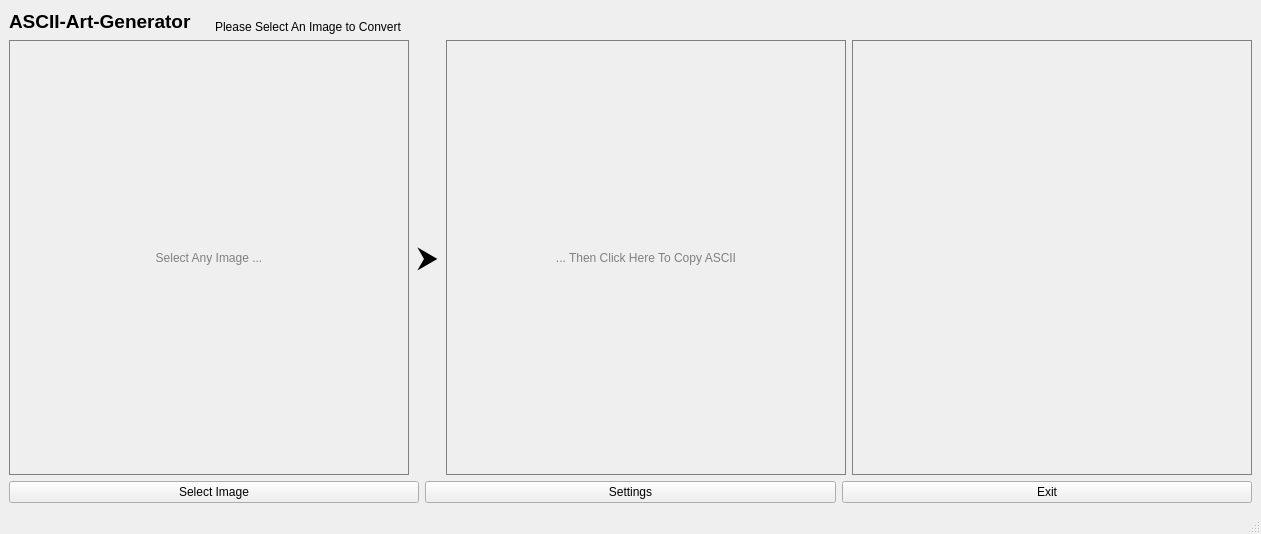
Qt form src/mainwindow.ui (anton-fischer/cpp-ascii-generator) before a commit.
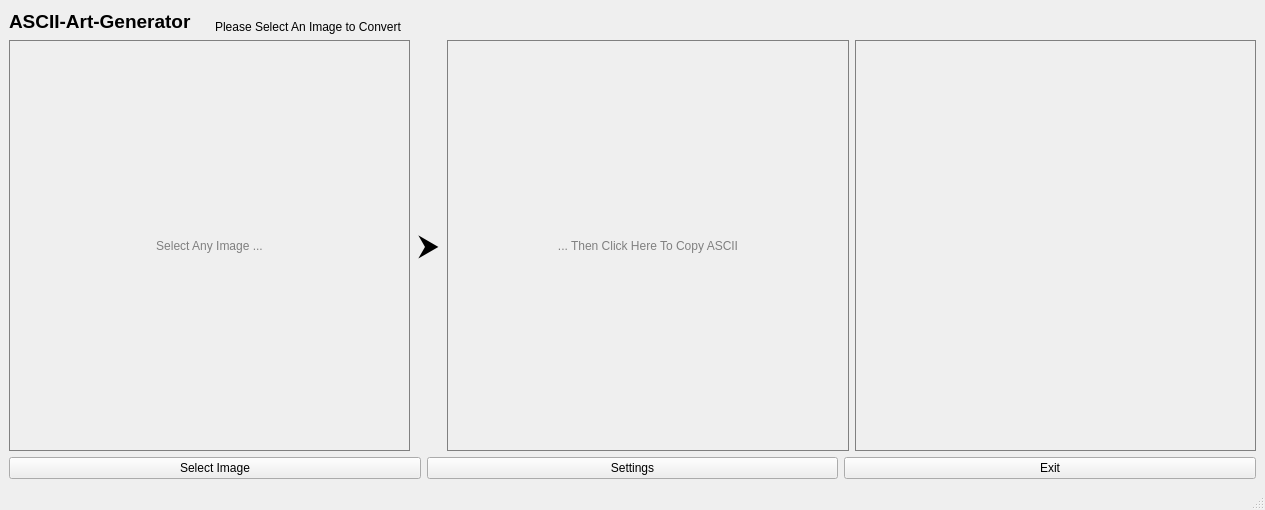
The same form after that commit. Custom widgets are drawn as their Qt base class.

What changed in the file:
```diff
--- a/src/mainwindow.ui
+++ b/src/mainwindow.ui
@@ -6,10 +6,16 @@
    <rect>
     <x>0</x>
     <y>0</y>
-    <width>861</width>
-    <height>534</height>
+    <width>1265</width>
+    <height>510</height>
    </rect>
   </property>
+  <property name="sizePolicy">
+   <sizepolicy hsizetype="Preferred" vsizetype="Preferred">
+    <horstretch>0</horstretch>
+    <verstretch>0</verstretch>
+   </sizepolicy>
+  </property>
   <property name="windowTitle">
    <string>MainWindow</string>
   </property>
@@ -212,7 +218,7 @@
           <property name="minimumSize">
            <size>
             <width>400</width>
-            <height>400</height>
+            <height>380</height>
            </size>
           </property>
           <property name="font">
```
Left out of the diff: 2 changed lines with no effect on the pictures.
